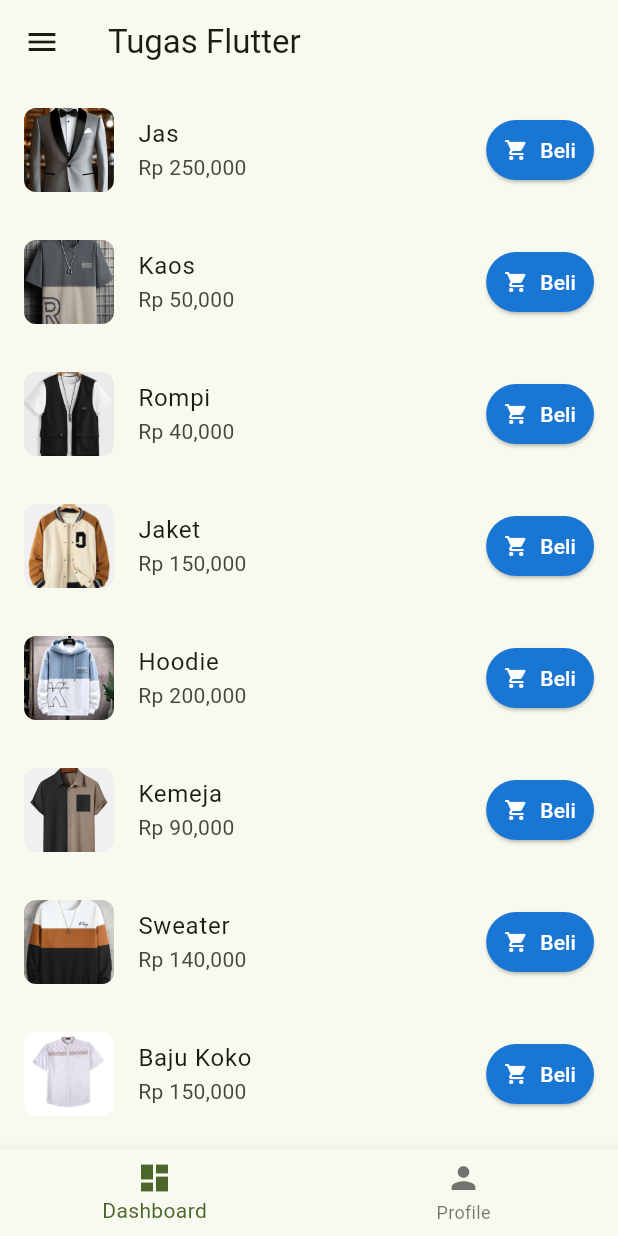
After one commit to AnwarHenry/PPKD-TugasFlutter, a Flutter app: the MyDrawer screen opened by its route, in the side drawer, after a tap on "List Model Pakaian", on a phone screen of 412 x 824 dp. The commit adds this screen. Run offline on Flutter 3.47's test engine with Material 3 defaults, Android fonts, the phone set to English and light mode, and no system bars; our stand-ins replace lottie; missing offline and left inert: day_night_switch.

Commit message:
tugas9fix

```diff
--- a/lib/tugas7-8/drawer.dart
+++ b/lib/tugas7-8/drawer.dart
@@ -8,6 +8,7 @@ import 'package:ppkdb3/tugas7-8/switchpage.dart';
 import 'package:ppkdb3/tugas7-8/timepickerpage.dart';
 import 'package:ppkdb3/tugas9/listPakaian.dart';
 import 'package:ppkdb3/tugas9/listmapPakaian.dart';
+import 'package:ppkdb3/tugas9/listmodel.dart';
 
 class MyDrawer extends StatefulWidget {
   const MyDrawer({super.key});
@@ -30,6 +31,7 @@ class _MyDrawerState extends State<MyDrawer> {
     TimePickerPage(), //index 6
     ListPakaian(), //index 7
     ListmapPakaian(), //index 8
+    Listmodel(), // index9
   ];
 
   void _onItemTapped(int index) {
@@ -51,7 +53,7 @@ class _MyDrawerState extends State<MyDrawer> {
       // appBar: AppBar(title: const Text("Tugas 7 dan 8")),
 
       // body: Center(child: _widgetOptions[_selectedIndexDrawer]),
-      appBar: AppBar(title: const Text("Tugas 7 dan 8")),
+      appBar: AppBar(title: const Text("Tugas Flutter")),
       drawer: Drawer(
         child: ListView(
           padding: EdgeInsets.zero,
@@ -135,6 +137,11 @@ class _MyDrawerState extends State<MyDrawer> {
               title: const Text("List Map Pakaian"),
               onTap: () => _onDrawerTapped(8),
             ),
+            ListTile(
+              leading: const Icon(Icons.list_sharp),
+              title: const Text("List Model Pakaian"),
+              onTap: () => _onDrawerTapped(9),
+            ),
           ],
         ),
       ),
--- /dev/null
+++ b/lib/tugas9/listmodel.dart
@@ -0,0 +1,138 @@
+import 'package:flutter/material.dart';
+import 'package:intl/intl.dart';
+import 'package:ppkdb3/tugas9/models/modelPakaian.dart';
+
+class Listmodel extends StatefulWidget {
+  const Listmodel({super.key});
+
+  @override
+  State<Listmodel> createState() => _ListmodelState();
+}
+
+class _ListmodelState extends State<Listmodel> {
+  final List<ModelPakaianPria> produkModel = [
+    ModelPakaianPria(
+      namaPakaian: "Jas",
+      hargaPakaian: 250000,
+      warnaPakaian: Colors.blue,
+      gambarProduk: "assets/images/jas.png",
+    ),
+    ModelPakaianPria(
+      namaPakaian: "Kaos",
+      hargaPakaian: 50000,
+      warnaPakaian: Colors.red,
+      gambarProduk: "assets/images/kaos.png",
+    ),
+    ModelPakaianPria(
+      namaPakaian: "Rompi",
+      hargaPakaian: 40000,
+      warnaPakaian: Colors.yellow,
+      gambarProduk: "assets/images/rompi.png",
+    ),
+    ModelPakaianPria(
+      namaPakaian: "Jaket",
+      hargaPakaian: 150000,
+      warnaPakaian: Colors.red,
+      gambarProduk: "assets/images/jaket.png",
+    ),
+    ModelPakaianPria(
+      namaPakaian: "Hoodie",
+      hargaPakaian: 200000,
+      warnaPakaian: Colors.blueAccent,
+      gambarProduk: "assets/images/hoodie.png",
+    ),
+    ModelPakaianPria(
+      namaPakaian: "Kemeja",
+      hargaPakaian: 90000,
+      warnaPakaian: Colors.deepPurpleAccent,
+      gambarProduk: "assets/images/kemeja.png",
+    ),
+    ModelPakaianPria(
+      namaPakaian: "Sweater",
+      hargaPakaian: 140000,
+      warnaPakaian: Colors.pink,
+      gambarProduk: "assets/images/sweater.png",
+    ),
+    ModelPakaianPria(
+      namaPakaian: "Baju Koko",
+      hargaPakaian: 150000,
+      warnaPakaian: Colors.purple,
+      gambarProduk: "assets/images/bajukoko.png",
+    ),
+    ModelPakaianPria(
+      namaPakaian: "Celana Panjang",
+      hargaPakaian: 60000,
+      warnaPakaian: Colors.cyanAccent,
+      gambarProduk: "assets/images/celanapanjang.png",
+    ),
+    ModelPakaianPria(
+      namaPakaian: "Setelan Olahraga",
+      hargaPakaian: 120000,
+      warnaPakaian: Colors.green,
+      gambarProduk: "assets/images/setelanolahraga.png",
+    ),
+  ];
+  @override
+  Widget build(BuildContext context) {
+    return Column(
+      children: [
+        Expanded(
+          child: ListView.builder(
+            // physics: NeverScrollableScrollPhysics(),
+            shrinkWrap: true,
+            itemCount: produkModel.length,
+            itemBuilder: (BuildContext context, int index) {
+              final dataProdukModel = produkModel[index];
+              return ListTile(
+                contentPadding: const EdgeInsets.symmetric(
+                  vertical: 8,
+                  horizontal: 16,
+                ),
+                leading: Container(
+                  width: 60,
+                  height: 60,
+                  decoration: BoxDecoration(
+                    borderRadius: BorderRadius.circular(8),
+                    image: DecorationImage(
+                      image: AssetImage(dataProdukModel.gambarProduk),
+                      fit: BoxFit.cover,
+                    ),
+                  ),
+                ),
+                title: Text(
+                  dataProdukModel.namaPakaian,
+                  // subtitle: Text("Rp ${dataProdukModel.hargaMakanan.toString()}"),
+                ),
+                subtitle: Text(
+                  "Rp ${NumberFormat('#,###').format(dataProdukModel.hargaPakaian)}",
+                ),
+                trailing: ElevatedButton.icon(
+                  icon: const Icon(Icons.shopping_cart, size: 16),
+                  label: const Text("Beli"),
+                  style: ElevatedButton.styleFrom(
+                    backgroundColor: Colors.blue[700],
+                    foregroundColor: Colors.white,
+                    padding: const EdgeInsets.symmetric(
+                      horizontal: 12,
+                      vertical: 8,
+                    ),
+                  ),
+                  onPressed: () {
+                    // Muncul snackbar Produk ditambahkan ke keranjang
+                    ScaffoldMessenger.of(context).showSnackBar(
+                      SnackBar(
+                        content: Text(
+                          "${dataProdukModel.namaPakaian} ditambahkan ke keranjang",
+                        ),
+                      ),
+                    );
+                  },
+                ),
+              );
+            },
+          ),
+        ),
+      ],
+    );
+  }
+}
--- a/lib/tugas9/models/pakaianmodel.dart
+++ b/lib/tugas9/models/modelPakaian.dart
@@ -2,39 +2,39 @@ import 'dart:convert';
 
 import 'package:flutter/material.dart';
 
-class PakaianPriaModel {
+class ModelPakaianPria {
   final String namaPakaian;
   final int hargaPakaian;
-  final Color warnaPakaiann;
+  final Color warnaPakaian;
   final String gambarProduk;
 
-  MakananRinganModel({
+  ModelPakaianPria({
     required this.namaPakaian,
     required this.hargaPakaian,
     required this.warnaPakaian,
-    required this.gambarPakaian,
+    required this.gambarProduk,
   });
 
   Map<String, dynamic> toMap() {
     return <String, dynamic>{
-      'namaMakanan': namaPakaian,
-      'hargaMakanan': hargaPakain,
-      'warnaMakanan': warnaPakaian.value,
+      'namaPakaian': namaPakaian,
+      'hargaPakaian': hargaPakaian,
+      'warnaPakaian': warnaPakaian.value,
       'gambarProduk': gambarProduk,
     };
   }
 
-  factory PakaianPriaModel.fromMap(Map<String, dynamic> map) {
-    return PakaianPriaModel(
+  factory ModelPakaianPria.fromMap(Map<String, dynamic> map) {
+    return ModelPakaianPria(
       namaPakaian: map['Nama Pakaian'] as String,
       hargaPakaian: map['Harga Pakaian'] as int,
-      warnaPakaian: Color(map['Warna'] as int),
+      warnaPakaian: Color(map['Warna Pakaian'] as int),
       gambarProduk: map['gambarProduk'] as String,
     );
   }
 
   String toJson() => json.encode(toMap());
 
-  factory PakaianPriaModel.fromJson(String source) =>
-      PakaianPriaModel.fromMap(json.decode(source) as Map<String, dynamic>);
+  factory ModelPakaianPria.fromJson(String source) =>
+      ModelPakaianPria.fromMap(json.decode(source) as Map<String, dynamic>);
 }
```
Also changed, not shown: lib/tugas9/listmapPakaian.dart (+23 -9 lines), assets/images/bajukoko.png (added), assets/images/celanapanjang.png (added), assets/images/hoodie.png (added), assets/images/jaket.png (added), assets/images/kemeja.png (added), assets/images/rompi.png (added), assets/images/setelanolahraga.png (added), assets/images/sweater.png (added).
